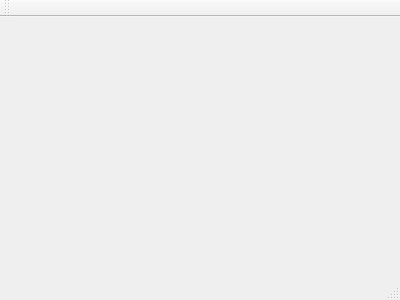
Before: the Qt Designer form Qt/sliderDebug/mainwindow.ui in ctag/cpe495, drawn with Qt 5.
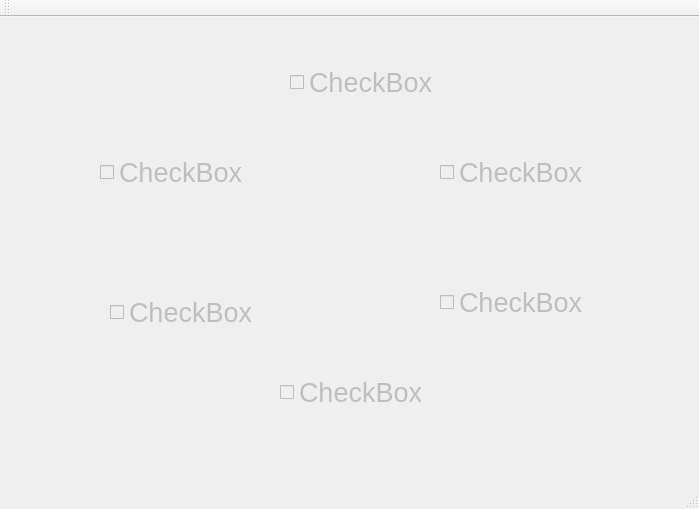
After: the same form once the commit is applied.

```diff
--- a/Qt/sliderDebug/mainwindow.ui
+++ b/Qt/sliderDebug/mainwindow.ui
@@ -1,24 +1,220 @@
 <ui version="4.0">
  <class>MainWindow</class>
- <widget class="QMainWindow" name="MainWindow" >
-  <property name="geometry" >
+ <widget class="QMainWindow" name="MainWindow">
+  <property name="geometry">
    <rect>
     <x>0</x>
     <y>0</y>
-    <width>400</width>
-    <height>300</height>
+    <width>699</width>
+    <height>509</height>
    </rect>
   </property>
   <property name="windowTitle" >
    <string>MainWindow</string>
   </property>
-  <widget class="QMenuBar" name="menuBar" />
-  <widget class="QToolBar" name="mainToolBar" />
-  <widget class="QWidget" name="centralWidget" />
-  <widget class="QStatusBar" name="statusBar" />
+  <widget class="QWidget" name="centralWidget">
+   <widget class="QCheckBox" name="checkBox_1">
+    <property name="enabled">
+     <bool>false</bool>
+    </property>
+    <property name="geometry">
+     <rect>
+      <x>290</x>
+      <y>40</y>
+      <width>150</width>
+      <height>50</height>
+     </rect>
+    </property>
+    <property name="font">
+     <font>
+      <pointsize>20</pointsize>
+     </font>
+    </property>
+    <property name="text">
+     <string>CheckBox</string>
+    </property>
+    <property name="iconSize">
+     <size>
+      <width>32</width>
+      <height>32</height>
+     </size>
+    </property>
+    <property name="checkable">
+     <bool>true</bool>
+    </property>
+   </widget>
+   <widget class="QCheckBox" name="checkBox_2">
+    <property name="enabled">
+     <bool>false</bool>
+    </property>
+    <property name="geometry">
+     <rect>
+      <x>440</x>
+      <y>130</y>
+      <width>150</width>
+      <height>50</height>
+     </rect>
+    </property>
+    <property name="font">
+     <font>
+      <pointsize>20</pointsize>
+     </font>
+    </property>
+    <property name="text">
+     <string>CheckBox</string>
+    </property>
+    <property name="iconSize">
+     <size>
+      <width>32</width>
+      <height>32</height>
+     </size>
+    </property>
+    <property name="checkable">
+     <bool>true</bool>
+    </property>
+   </widget>
+   <widget class="QCheckBox" name="checkBox_3">
+    <property name="enabled">
+     <bool>false</bool>
+    </property>
+    <property name="geometry">
+     <rect>
+      <x>440</x>
+      <y>260</y>
+      <width>150</width>
+      <height>50</height>
+     </rect>
+    </property>
+    <property name="font">
+     <font>
+      <pointsize>20</pointsize>
+     </font>
+    </property>
+    <property name="text">
+     <string>CheckBox</string>
+    </property>
+    <property name="iconSize">
+     <size>
+      <width>32</width>
+      <height>32</height>
+     </size>
+    </property>
+    <property name="checkable">
+     <bool>true</bool>
+    </property>
+   </widget>
+   <widget class="QCheckBox" name="checkBox_4">
+    <property name="enabled">
+     <bool>false</bool>
+    </property>
+    <property name="geometry">
+     <rect>
+      <x>280</x>
+      <y>350</y>
+      <width>150</width>
+      <height>50</height>
+     </rect>
+    </property>
+    <property name="font">
+     <font>
+      <pointsize>20</pointsize>
+     </font>
+    </property>
+    <property name="text">
+     <string>CheckBox</string>
+    </property>
+    <property name="iconSize">
+     <size>
+      <width>32</width>
+      <height>32</height>
+     </size>
+    </property>
+    <property name="checkable">
+     <bool>true</bool>
+    </property>
+   </widget>
+   <widget class="QCheckBox" name="checkBox_5">
+    <property name="enabled">
+     <bool>false</bool>
+    </property>
+    <property name="geometry">
+     <rect>
+      <x>110</x>
+      <y>270</y>
+      <width>150</width>
+      <height>50</height>
+     </rect>
+    </property>
+    <property name="font">
+     <font>
+      <pointsize>20</pointsize>
+     </font>
+    </property>
+    <property name="text">
+     <string>CheckBox</string>
+    </property>
+    <property name="iconSize">
+     <size>
+      <width>32</width>
+      <height>32</height>
+     </size>
+    </property>
+    <property name="checkable">
+     <bool>true</bool>
+    </property>
+   </widget>
+   <widget class="QCheckBox" name="checkBox_6">
+    <property name="enabled">
+     <bool>false</bool>
+    </property>
+    <property name="geometry">
+     <rect>
+      <x>100</x>
+      <y>130</y>
+      <width>150</width>
+      <height>50</height>
+     </rect>
+    </property>
+    <property name="font">
+     <font>
+      <pointsize>20</pointsize>
+     </font>
+    </property>
+    <property name="text">
+     <string>CheckBox</string>
+    </property>
+    <property name="iconSize">
+     <size>
+      <width>32</width>
+      <height>32</height>
+     </size>
+    </property>
+    <property name="checkable">
+     <bool>true</bool>
+    </property>
+   </widget>
+  </widget>
+  <widget class="QMenuBar" name="menuBar">
+   <property name="geometry">
+    <rect>
+     <x>0</x>
+     <y>0</y>
+     <width>699</width>
+     <height>19</height>
+    </rect>
+   </property>
+  </widget>
+  <widget class="QToolBar" name="mainToolBar">
+   <attribute name="toolBarArea">
+    <enum>TopToolBarArea</enum>
+   </attribute>
+   <attribute name="toolBarBreak">
+    <bool>false</bool>
+   </attribute>
+  </widget>
+  <widget class="QStatusBar" name="statusBar"/>
  </widget>
- <layoutDefault spacing="6" margin="11" />
- <pixmapfunction></pixmapfunction>
+ <layoutdefault spacing="6" margin="11"/>
  <resources/>
  <connections/>
 </ui>
```
Left out of the diff: 3 changed lines with no effect on the pictures.
